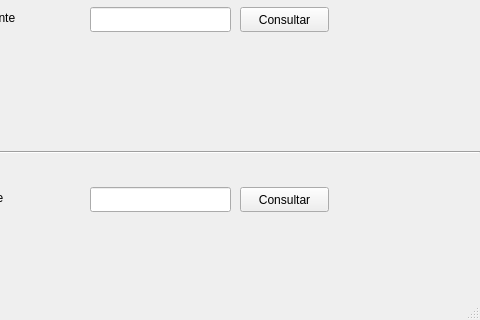
Above: cc4652/mainwindow.ui from victoralmeida/cc4652-031 before the change; both pictures show x 220 to 700 and y 380 to 700 of the 700 by 700 pixel window. Below: the same form after it.
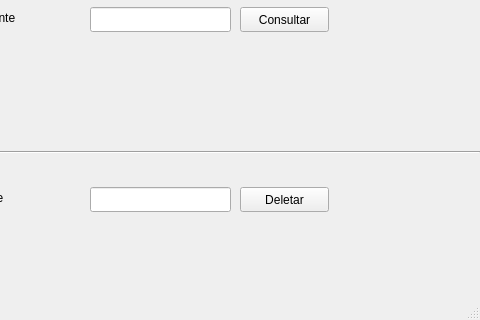
That is the form after the change.

Diff of the .ui file:
```diff
--- a/cc4652/mainwindow.ui
+++ b/cc4652/mainwindow.ui
@@ -303,7 +303,7 @@
      </rect>
     </property>
     <property name="text">
-     <string>Consultar</string>
+     <string>Deletar</string>
     </property>
    </widget>
    <widget class="QWidget" name="">
```
